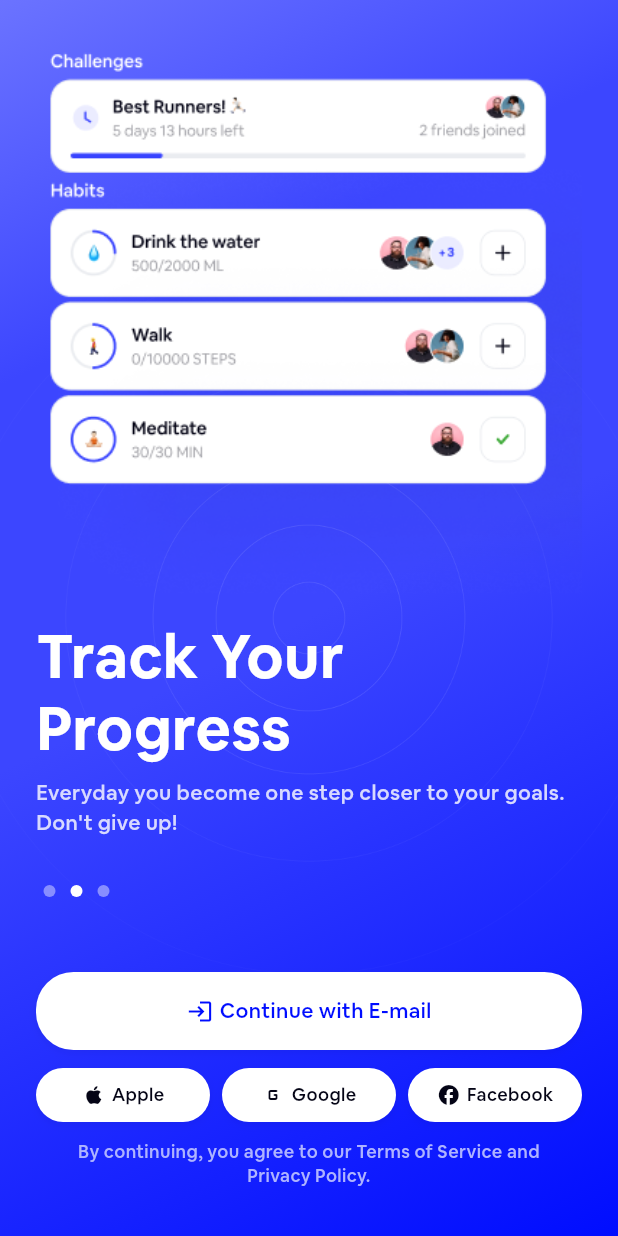
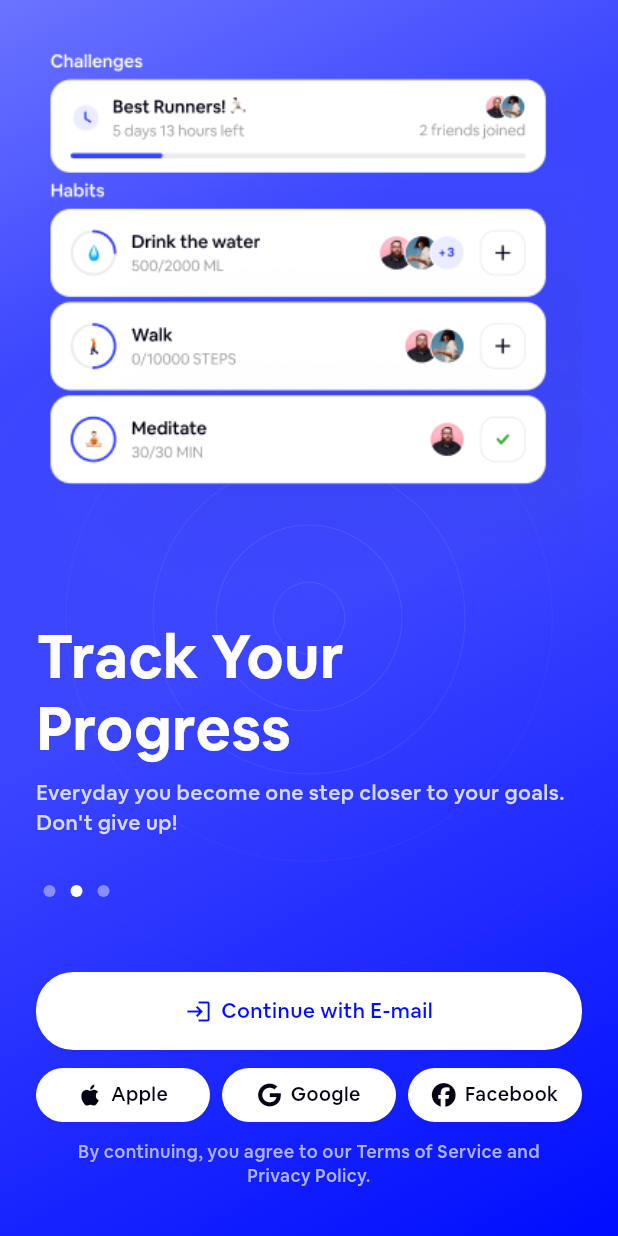
Before and after one commit to ahammednibras8/habit_app, a Flutter app: the screen it shows after launch, swiped to page 2, on a phone screen of 412 x 824 dp. Run offline on Flutter 3.47's test engine with Material 3 defaults, Android fonts, the phone set to English and light mode, and no system bars; our stand-ins replace font_awesome_flutter.

Commit message:
style: optimize UI for physical devices
- Enhance MyButton widget with responsive sizing
- Fix text overflow in social login buttons
- Adjust font and icon sizes for better readability
- Implement flexible layout constraints
- Add proper text ellipsis for long content

```diff
--- a/lib/views/onboarding/auth_screen.dart
+++ b/lib/views/onboarding/auth_screen.dart
@@ -1,4 +1,5 @@
 import 'package:flutter/material.dart';
+import 'package:font_awesome_flutter/font_awesome_flutter.dart';
 import 'package:mindful_habit_builder_app/core/utils/app_colors.dart';
 import 'package:mindful_habit_builder_app/core/utils/app_fonts.dart';
 import 'package:mindful_habit_builder_app/viewmodels/onboarding_model_screen.dart';
@@ -119,7 +120,7 @@ class _AuthScreenState extends State<AuthScreen> {
                   child: MyButton(
                     height: 36,
                     color: AppColors.white,
-                    icon: Icons.apple,
+                    icon: FontAwesomeIcons.apple,
                     text: 'Apple',
                     textColor: AppColors.black100,
                   ),
@@ -129,7 +130,7 @@ class _AuthScreenState extends State<AuthScreen> {
                   child: MyButton(
                     height: 36,
                     color: AppColors.white,
-                    icon: Icons.g_mobiledata_rounded,
+                    icon: FontAwesomeIcons.google,
                     text: 'Google',
                     textColor: AppColors.black100,
                   ),
@@ -139,7 +140,7 @@ class _AuthScreenState extends State<AuthScreen> {
                   child: MyButton(
                     height: 36,
                     color: AppColors.white,
-                    icon: Icons.facebook,
+                    icon: FontAwesomeIcons.facebook,
                     text: 'Facebook',
                     textColor: AppColors.black100,
                   ),
--- a/lib/views/widgets/my_button.dart
+++ b/lib/views/widgets/my_button.dart
@@ -29,8 +29,8 @@ class MyButton extends StatelessWidget {
   @override
   Widget build(BuildContext context) {
     final screenWidth = MediaQuery.of(context).size.width;
-    final defaultFontSize = screenWidth < 360 ? 11.0 : 12.0;
-    final defaultIconSize = screenWidth < 360 ? 14.0 : 16.0;
+    final defaultFontSize = screenWidth < 360 ? 12.0 : 13.0;
+    final defaultIconSize = screenWidth < 360 ? 15.0 : 16.0;
 
     return Container(
       height: height,
@@ -57,9 +57,9 @@ class MyButton extends StatelessWidget {
                   horizontal: screenWidth < 360 ? 6 : 8,
                   vertical: 4,
                 ),
-            child: FittedBox(
-              fit: BoxFit.scaleDown,
-              child: Row(
+            child: LayoutBuilder(
+              builder: (context, constraints) {
+                return Row(
                   mainAxisAlignment: MainAxisAlignment.center,
                   mainAxisSize: MainAxisSize.min,
                   children: [
@@ -69,19 +69,24 @@ class MyButton extends StatelessWidget {
                         color: textColor ?? AppColors.black100,
                         size: iconSize ?? defaultIconSize,
                       ),
-                    SizedBox(width: screenWidth < 360 ? 3 : 4),
+                      SizedBox(width: screenWidth < 360 ? 4 : 6),
                     ],
                     if (text != null)
-                    Text(
+                      Flexible(
+                        child: Text(
                           text!,
                           style: AppFonts.alternativeBook.copyWith(
                             color: textColor ?? AppColors.black100,
                             fontSize: fontSize ?? defaultFontSize,
                             height: 1.2,
                           ),
+                          maxLines: 1,
+                          overflow: TextOverflow.ellipsis,
+                        ),
                       ),
                   ],
-              ),
+                );
+              },
             ),
           ),
         ),
--- a/pubspec.yaml
+++ b/pubspec.yaml
@@ -9,11 +9,12 @@ environment:
 dependencies:
   flutter:
     sdk: flutter
+  font_awesome_flutter: ^10.8.0
 
 dev_dependencies:
+  flutter_lints: ^4.0.0
   flutter_test:
     sdk: flutter
-  flutter_lints: ^4.0.0
 
 flutter:
   uses-material-design: true
```
Also changed, not shown: pubspec.lock. Lines whose indentation alone changed are shown as unchanged.
